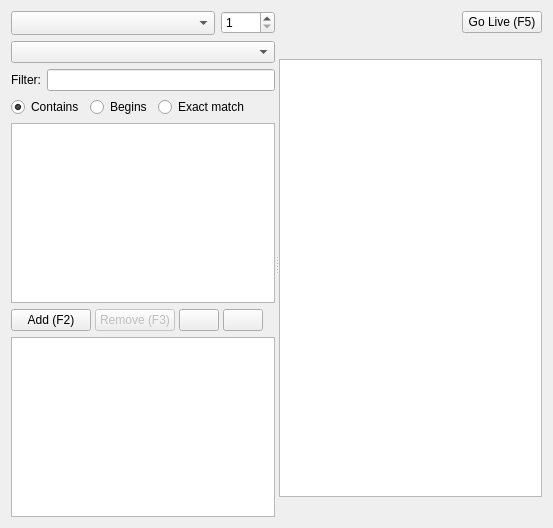
The window that src/songwidget.ui (SoftProjector/src) describes before a commit, drawn with Qt 5.
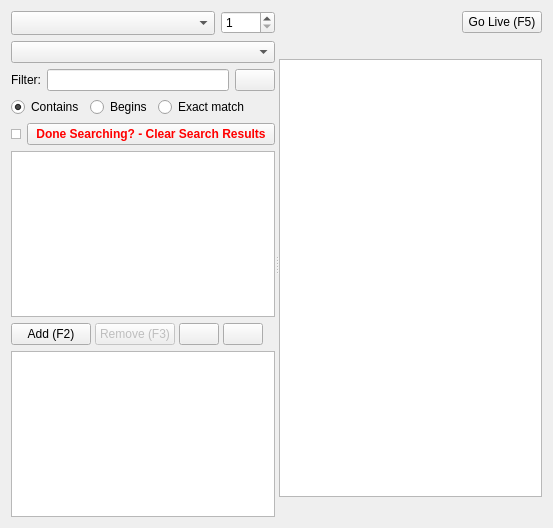
The same window after the commit. Icons and pictures are not drawn.

Commit message: Added full text song search

What changed in the file:
```diff
--- a/src/songwidget.ui
+++ b/src/songwidget.ui
@@ -103,6 +103,20 @@
            </property>
           </widget>
          </item>
+         <item>
+          <widget class="QPushButton" name="pushButtonSearch">
+           <property name="text">
+            <string/>
+           </property>
+           <property name="icon">
+            <iconset resource="softprojector.qrc">
+             <normaloff>:/icons/icons/search.png</normaloff>:/icons/icons/search.png</iconset>
+           </property>
+           <property name="shortcut">
+            <string>Return</string>
+           </property>
+          </widget>
+         </item>
         </layout>
        </item>
        <item>
@@ -155,6 +169,76 @@
          </item>
         </layout>
        </item>
+       <item>
+        <layout class="QHBoxLayout" name="horizontalLayout_7">
+         <item>
+          <widget class="QListWidget" name="listWidgetDummy">
+           <property name="maximumSize">
+            <size>
+             <width>10</width>
+             <height>10</height>
+            </size>
+           </property>
+           <property name="alternatingRowColors">
+            <bool>true</bool>
+           </property>
+           <property name="spacing">
+            <number>5</number>
+           </property>
+          </widget>
+         </item>
+         <item>
+          <widget class="QPushButton" name="pushButtonClearResults">
+           <property name="palette">
+            <palette>
+             <active>
+              <colorrole role="ButtonText">
+               <brush brushstyle="SolidPattern">
+                <color alpha="255">
+                 <red>255</red>
+                 <green>0</green>
+                 <blue>0</blue>
+                </color>
+               </brush>
+              </colorrole>
+             </active>
+             <inactive>
+              <colorrole role="ButtonText">
+               <brush brushstyle="SolidPattern">
+                <color alpha="255">
+                 <red>255</red>
+                 <green>0</green>
+                 <blue>0</blue>
+                </color>
+               </brush>
+              </colorrole>
+             </inactive>
+             <disabled>
+              <colorrole role="ButtonText">
+               <brush brushstyle="SolidPattern">
+                <color alpha="255">
+                 <red>120</red>
+                 <green>120</green>
+                 <blue>120</blue>
+                </color>
+               </brush>
+              </colorrole>
+             </disabled>
+            </palette>
+           </property>
+           <property name="font">
+            <font>
+             <weight>75</weight>
+             <bold>true</bold>
+            </font>
+           </property>
+           <property name="text">
+            <string>Done Searching? - Clear Search Results</string>
+           </property>
+          </widget>
+         </item>
+        </layout>
+       </item>
        <item>
         <widget class="QTableView" name="songs_view">
          <property name="selectionMode">
```
Left out of the diff: 2 changed lines with no effect on the pictures. The commit also changes 6 other files.
